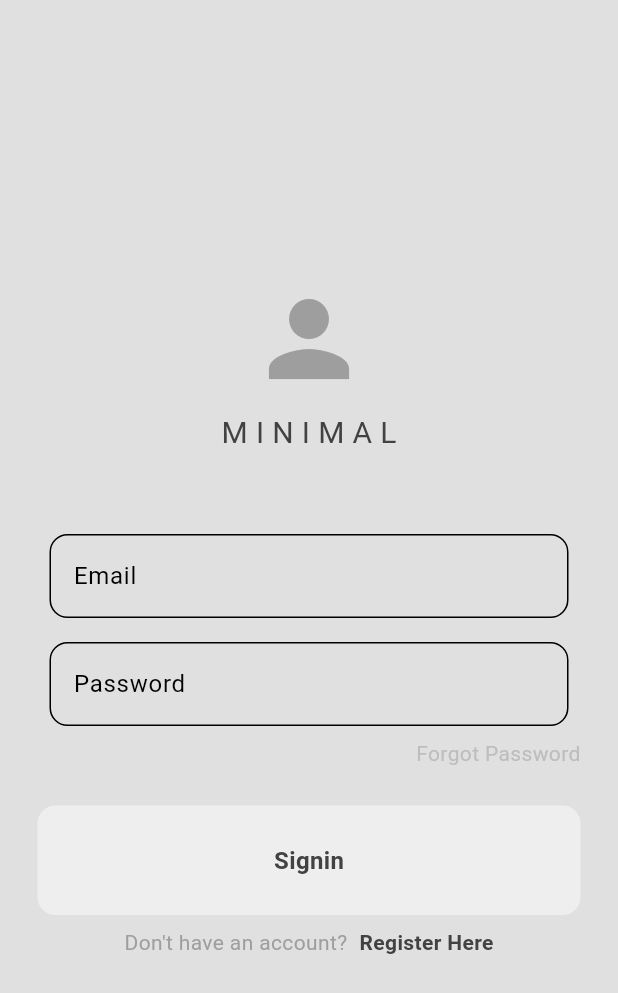
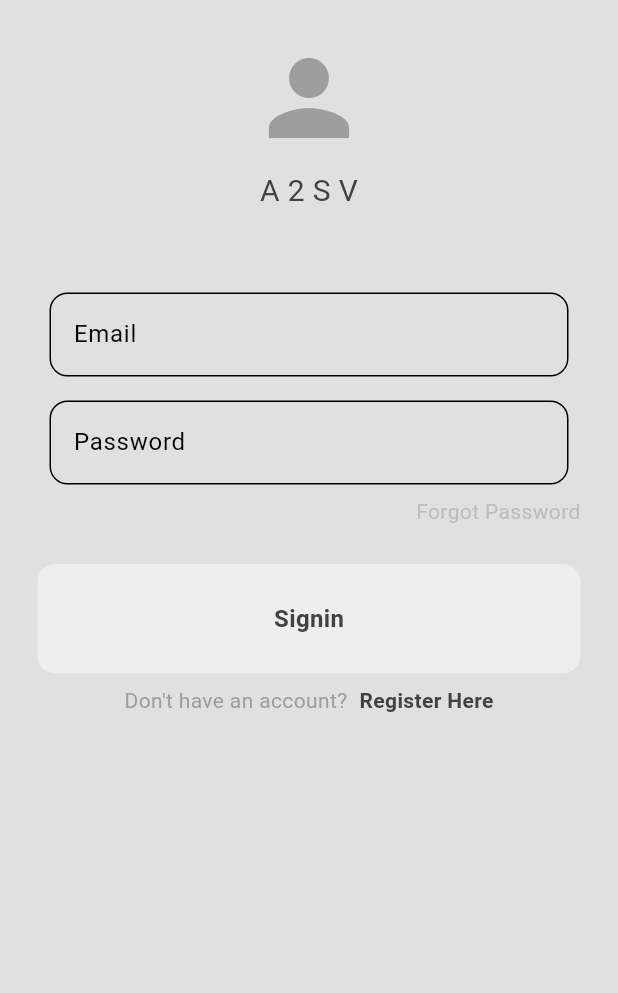
Before and after one commit to Ketema741/flutter_social_media_app, a Flutter app: the screen it shows after launch, after a tap on "Signin", on a phone screen of 412 x 824 dp. Shown: the top 993 px of the screen. Run offline on Flutter 3.47's test engine with Material 3 defaults, Android fonts, the phone set to English and light mode, and no system bars; our stand-ins replace firebase_auth, firebase_core; accounts and stored records are empty; network calls fail.

Commit message:
add login page

```diff
--- a/lib/src/login_page.dart
+++ b/lib/src/login_page.dart
@@ -1,29 +1,62 @@
+import 'package:firebase_auth/firebase_auth.dart';
 import 'package:flutter/material.dart';
 import 'package:social_media_app/src/widgets/button.dart';
 
+import 'widgets/display_message.dart';
 import 'widgets/text_field.dart';
 
-class LoginPage extends StatelessWidget {
+class LoginPage extends StatefulWidget {
   LoginPage({
     super.key,
     required this.onTap,
   });
 
   final Function()? onTap;
+
+  @override
+  State<LoginPage> createState() => _LoginPageState();
+}
+
+class _LoginPageState extends State<LoginPage> {
   final TextEditingController _emailController = TextEditingController();
   final TextEditingController _passwordController = TextEditingController();
+
+  void login() async {
+    // show loading circle
+    showDialog(
+      context: context,
+      builder: (context) => const Center(
+        child: CircularProgressIndicator(),
+      ),
+    );
+
+    try {
+      UserCredential? userCredential =
+          await FirebaseAuth.instance.signInWithEmailAndPassword(
+        email: _emailController.text,
+        password: _passwordController.text,
+      );
+
+       if(context.mounted) Navigator.pop(context);
+    } on FirebaseAuthException catch (e) {
+       Navigator.pop(context);
+
+      displayMessage(e.code, context);
+    }
+  }
+
   @override
   Widget build(BuildContext context) {
     return Scaffold(
       backgroundColor: Theme.of(context).colorScheme.background,
-      body: Center(
+      body: SingleChildScrollView(
+        child: Center(
           child: Padding(
             padding: const EdgeInsets.all(25.0),
             child: Column(
               mainAxisAlignment: MainAxisAlignment.center,
               children: [
                 //  logo
-
                 Icon(
                   Icons.person,
                   size: 80,
@@ -34,7 +67,7 @@ class LoginPage extends StatelessWidget {
 
                 // app name
                 const Text(
-                "M I N I M A L",
+                  "A 2 S V",
                   style: TextStyle(fontSize: 20),
                 ),
                 const SizedBox(height: 45),
@@ -70,7 +103,7 @@ class LoginPage extends StatelessWidget {
                 // sign in button
                 MyButton(
                   text: "Signin",
-                onTap: () {},
+                  onTap: login,
                 ),
 
                 const SizedBox(height: 8),
@@ -86,7 +119,7 @@ class LoginPage extends StatelessWidget {
                     ),
                     const SizedBox(width: 8),
                     GestureDetector(
-                    onTap: onTap,
+                      onTap: widget.onTap,
                       child: const Text(
                         "Register Here",
                         style: TextStyle(
@@ -100,6 +133,7 @@ class LoginPage extends StatelessWidget {
             ),
           ),
         ),
+      ),
     );
   }
 }
```
Also changed, not shown: lib/home_page.dart (added, +20 -0 lines). Lines whose indentation alone changed are shown as unchanged.
